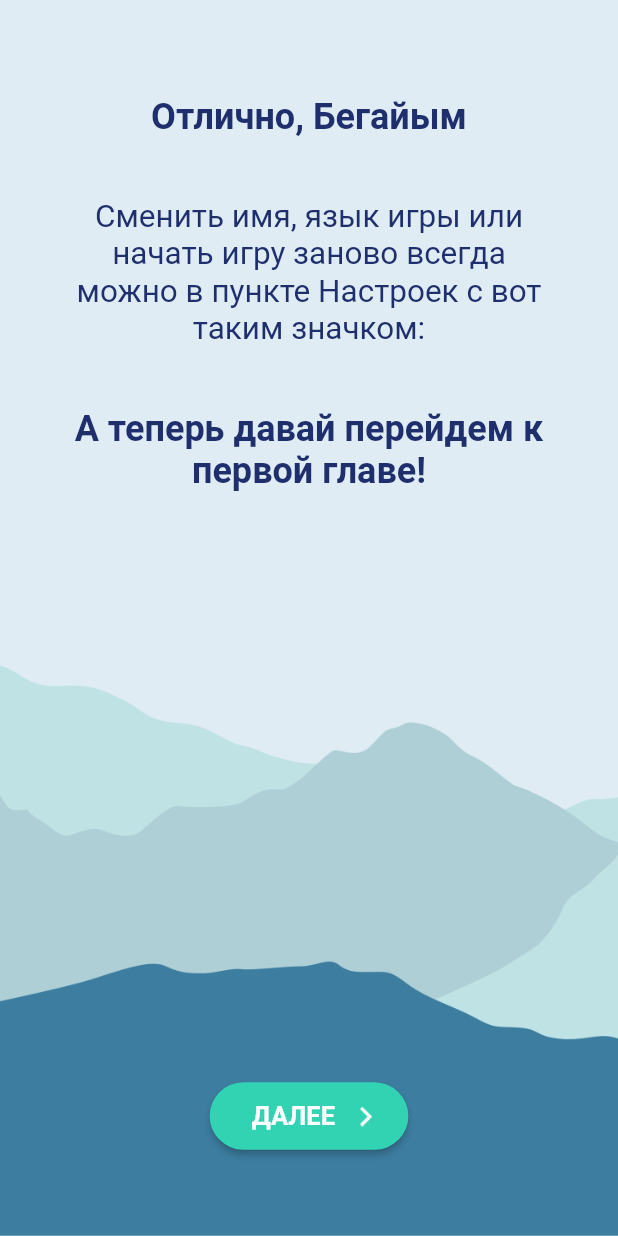
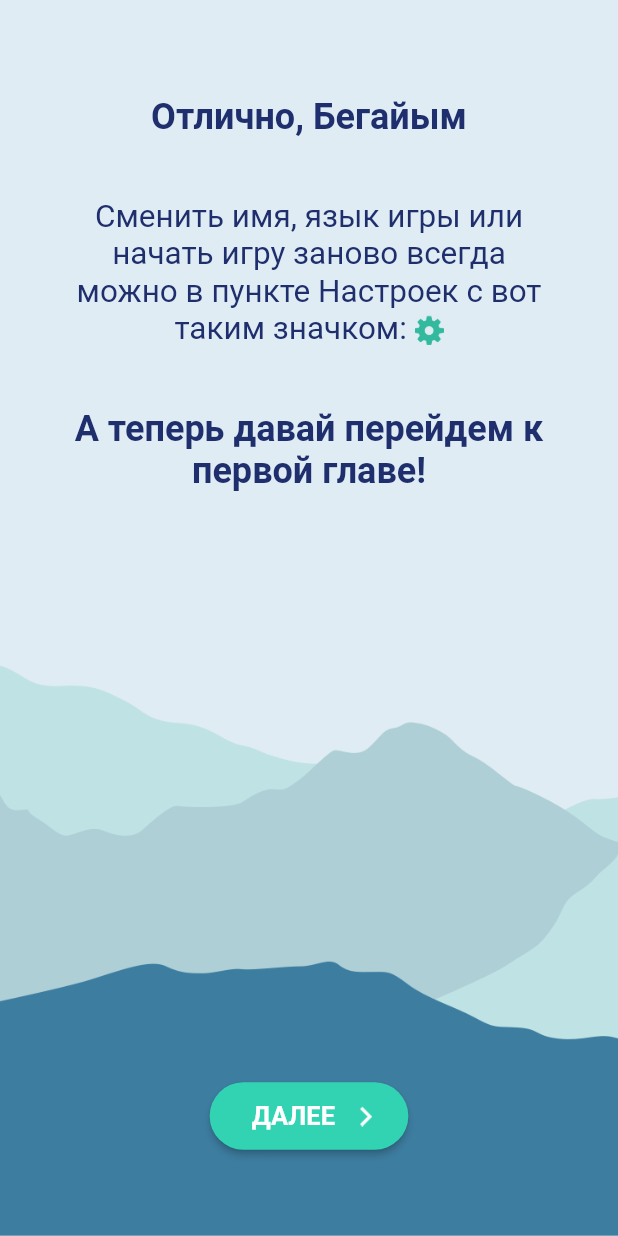
Before and after one commit to Springinbishkek/swallow, a Flutter app: the screen it shows after launch, swiped to page 4, on a phone screen of 412 x 824 dp. Run offline on Flutter 3.47's test engine with Material 2 defaults, Android fonts, the phone set to English and light mode, and no system bars.

Commit message:
added settings icon on fourth page

```diff
--- a/lib/views/screens/onboarding_page.dart
+++ b/lib/views/screens/onboarding_page.dart
@@ -14,6 +14,7 @@ class _OnboardingPageState extends State<OnboardingPage> {
   final TextEditingController _textController = TextEditingController();
   final String _forwardIcon = 'assets/icons/forward_arrow.png';
   final String _onboardingBG = 'assets/backgrounds/onboardingBackground.png';
+  final String _settingsIcon = 'assets/icons/settingsHomeIcon.png';
 
   String name = 'Бегайым';
 
@@ -24,6 +25,7 @@ class _OnboardingPageState extends State<OnboardingPage> {
 
   @override
   dispose() {
+    _textController.clear();
     _textController.dispose();
     super.dispose();
   }
@@ -152,9 +154,18 @@ class _OnboardingPageState extends State<OnboardingPage> {
         ),
         Padding(
           padding: const EdgeInsets.all(16.0),
-          child: Text(
-            'Сменить имя, язык игры или начать игру заново всегда можно в пункте Настроек с вот таким значком:',
-            style: TextStyle(color: Color(0xFF1F2E6C), fontSize: 21.0),
+          child: Text.rich(
+            TextSpan(children: [
+              TextSpan(
+                  text:
+                      'Сменить имя, язык игры или начать игру заново всегда можно в пункте Настроек с вот таким значком: ',
+                  style: TextStyle(color: Color(0xFF1F2E6C), fontSize: 21.0)),
+              WidgetSpan(
+                  child: Image.asset(
+                _settingsIcon,
+                height: 20,
+              ))
+            ]),
             textAlign: TextAlign.center,
           ),
         ),
```
Also changed, not shown: assets/icons/settingsHomeIcon.png (added).
